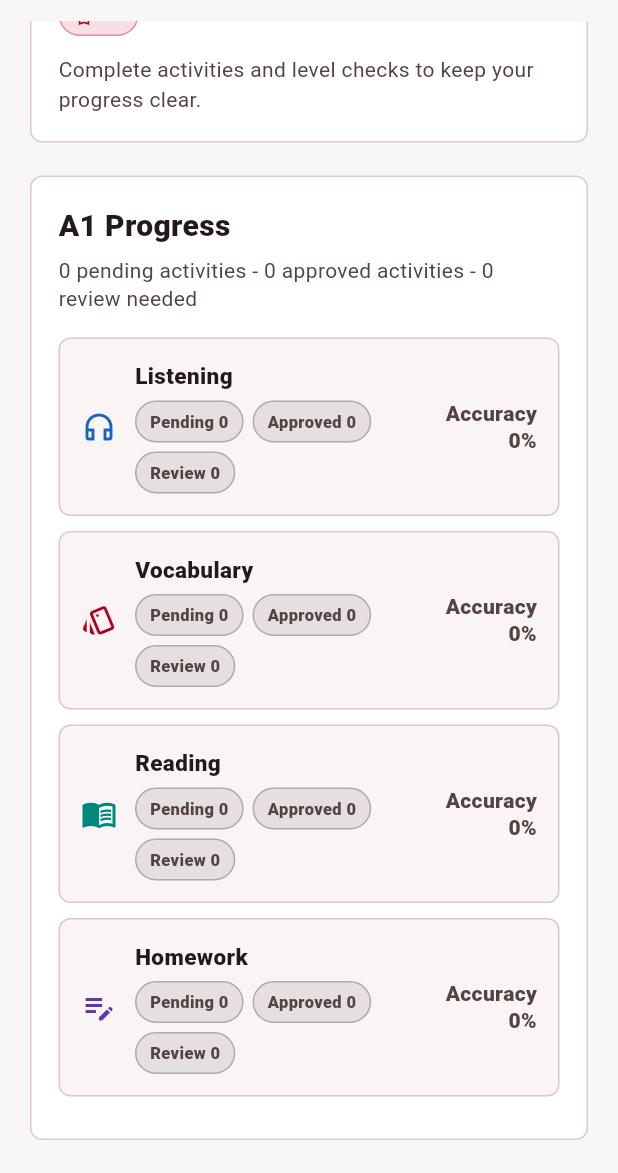
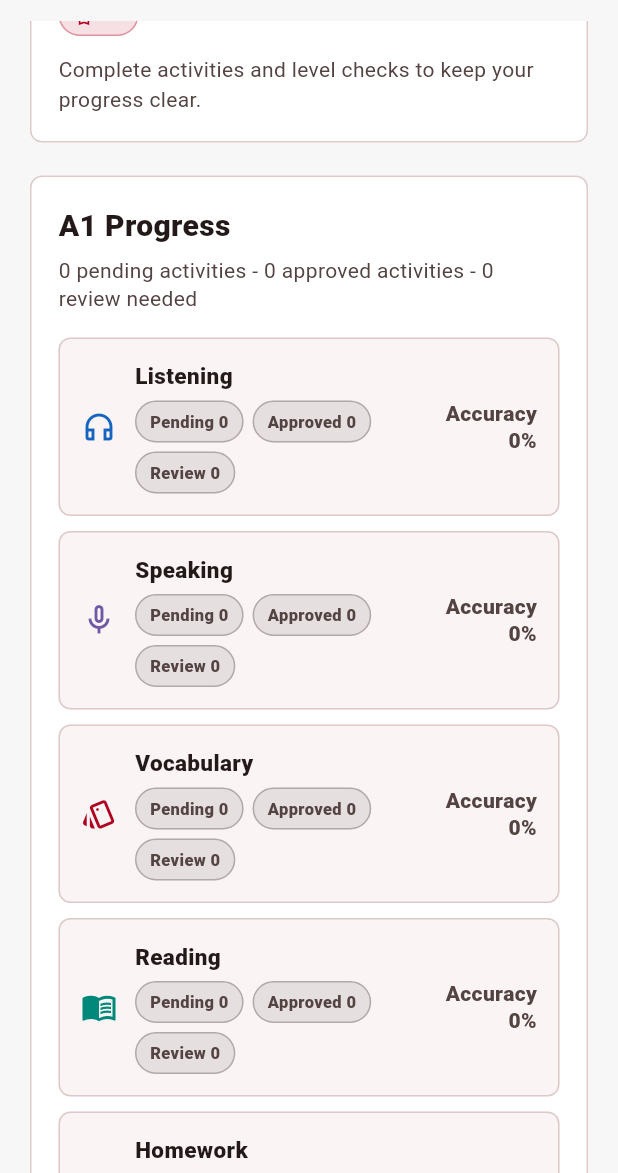
Before and after one commit to vitormendonca/speaknation_app, a Flutter app: the StudentProfileScreen screen opened directly, scrolled down 576 dp, after a tap on the "refresh" icon, on a phone screen of 412 x 824 dp, the part 63-1236 px from its top. Run offline on Flutter 3.47's test engine with Material 3 defaults, Android fonts, the phone set to English and light mode, and no system bars; our stand-ins replace audioplayers, shared_preferences, supabase_flutter; accounts and stored records are empty; Roboto replaces fonts that are missing (Arial).

Commit message:
Add speaking assigned activity flow

```diff
--- a/lib/screens/student/student_profile_screen.dart
+++ b/lib/screens/student/student_profile_screen.dart
@@ -21,21 +21,25 @@ class _StudentProfileScreenState extends State<StudentProfileScreen> {
   String studentLevel = 'A1';
 
   int listeningCompleted = 0;
+  int speakingCompleted = 0;
   int vocabularyCompleted = 0;
   int readingCompleted = 0;
   int homeworkCompleted = 0;
 
   int listeningPending = 0;
+  int speakingPending = 0;
   int vocabularyPending = 0;
   int readingPending = 0;
   int homeworkPending = 0;
 
   int listeningReviewNeeded = 0;
+  int speakingReviewNeeded = 0;
   int vocabularyReviewNeeded = 0;
   int readingReviewNeeded = 0;
   int homeworkReviewNeeded = 0;
 
   int listeningAverage = 0;
+  int speakingAverage = 0;
   int vocabularyAverage = 0;
   int readingAverage = 0;
   int homeworkAverage = 0;
@@ -63,16 +67,19 @@ class _StudentProfileScreenState extends State<StudentProfileScreen> {
     final averages = await StudentProgressService.getAverageScoresByCategory();
 
     int listeningPendingCount = 0;
+    int speakingPendingCount = 0;
     int vocabularyPendingCount = 0;
     int readingPendingCount = 0;
     int homeworkPendingCount = 0;
 
     int listeningCompletedCount = 0;
+    int speakingCompletedCount = 0;
     int vocabularyCompletedCount = 0;
     int readingCompletedCount = 0;
     int homeworkCompletedCount = 0;
 
     int listeningReviewNeededCount = 0;
+    int speakingReviewNeededCount = 0;
     int vocabularyReviewNeededCount = 0;
     int readingReviewNeededCount = 0;
     int homeworkReviewNeededCount = 0;
@@ -83,6 +90,8 @@ class _StudentProfileScreenState extends State<StudentProfileScreen> {
       if (activity.status == 'Pending') {
         if (category == 'listening') {
           listeningPendingCount++;
+        } else if (category == 'speaking') {
+          speakingPendingCount++;
         } else if (category == 'vocabulary') {
           vocabularyPendingCount++;
         } else if (category == 'reading') {
@@ -95,6 +104,8 @@ class _StudentProfileScreenState extends State<StudentProfileScreen> {
       if (activity.status == 'Completed' || activity.status == 'Reviewed') {
         if (category == 'listening') {
           listeningCompletedCount++;
+        } else if (category == 'speaking') {
+          speakingCompletedCount++;
         } else if (category == 'vocabulary') {
           vocabularyCompletedCount++;
         } else if (category == 'reading') {
@@ -107,6 +118,8 @@ class _StudentProfileScreenState extends State<StudentProfileScreen> {
       if (activity.status == 'Review Needed') {
         if (category == 'listening') {
           listeningReviewNeededCount++;
+        } else if (category == 'speaking') {
+          speakingReviewNeededCount++;
         } else if (category == 'vocabulary') {
           vocabularyReviewNeededCount++;
         } else if (category == 'reading') {
@@ -124,21 +137,25 @@ class _StudentProfileScreenState extends State<StudentProfileScreen> {
       studentLevel = currentStudentLevel;
 
       listeningPending = listeningPendingCount;
+      speakingPending = speakingPendingCount;
       vocabularyPending = vocabularyPendingCount;
       readingPending = readingPendingCount;
       homeworkPending = homeworkPendingCount;
 
       listeningCompleted = listeningCompletedCount;
+      speakingCompleted = speakingCompletedCount;
       vocabularyCompleted = vocabularyCompletedCount;
       readingCompleted = readingCompletedCount;
       homeworkCompleted = homeworkCompletedCount;
 
       listeningReviewNeeded = listeningReviewNeededCount;
+      speakingReviewNeeded = speakingReviewNeededCount;
       vocabularyReviewNeeded = vocabularyReviewNeededCount;
       readingReviewNeeded = readingReviewNeededCount;
       homeworkReviewNeeded = homeworkReviewNeededCount;
 
       listeningAverage = averages['listening'] ?? 0;
+      speakingAverage = averages['speaking'] ?? 0;
       vocabularyAverage = averages['vocabulary'] ?? 0;
       readingAverage = averages['reading'] ?? 0;
       homeworkAverage = averages['homework'] ?? 0;
@@ -193,15 +210,21 @@ class _StudentProfileScreenState extends State<StudentProfileScreen> {
   Widget build(BuildContext context) {
     final totalCompleted =
         listeningCompleted +
+        speakingCompleted +
         vocabularyCompleted +
         readingCompleted +
         homeworkCompleted;
 
     final totalPending =
-        listeningPending + vocabularyPending + readingPending + homeworkPending;
+        listeningPending +
+        speakingPending +
+        vocabularyPending +
+        readingPending +
+        homeworkPending;
 
     final totalReviewNeeded =
         listeningReviewNeeded +
+        speakingReviewNeeded +
         vocabularyReviewNeeded +
         readingReviewNeeded +
         homeworkReviewNeeded;
@@ -419,6 +442,16 @@ class _StudentProfileScreenState extends State<StudentProfileScreen> {
           ),
           progressRow(
             context: context,
+            icon: Icons.mic_none_outlined,
+            title: 'Speaking',
+            pending: speakingPending,
+            completed: speakingCompleted,
+            reviewNeeded: speakingReviewNeeded,
+            averageScore: speakingAverage,
+            color: AppTheme.accentPurple,
+          ),
+          progressRow(
+            context: context,
             icon: Icons.style_outlined,
             title: 'Vocabulary',
             pending: vocabularyPending,
--- a/lib/screens/teacher/teacher_assign_activity_screen.dart
+++ b/lib/screens/teacher/teacher_assign_activity_screen.dart
@@ -36,6 +36,7 @@ class _TeacherAssignActivityScreenState
     'All',
     'Homework',
     'Listening',
+    'Speaking',
     'Vocabulary',
     'Reading',
   ];
@@ -54,6 +55,13 @@ class _TeacherAssignActivityScreenState
       'type': 'Listening',
       'level': 'A1',
       'description': 'Listen to a short audio about a daily routine.',
+    },
+    {
+      'id': 'speaking_001',
+      'title': 'Personal Introduction Practice',
+      'type': 'Speaking',
+      'level': 'A1',
+      'description': 'Practice a short self-introduction for teacher review.',
     },
     {
       'id': 'vocabulary_a1_greetings',
@@ -88,6 +96,8 @@ class _TeacherAssignActivityScreenState
     switch (assignmentCategory) {
       case 'Listening':
         return 'listening';
+      case 'Speaking':
+        return 'speaking';
       case 'Vocabulary':
         return 'vocabulary';
       case 'Reading':
@@ -249,6 +259,8 @@ class _TeacherAssignActivityScreenState
     switch (type) {
       case 'Listening':
         return Icons.headphones_outlined;
+      case 'Speaking':
+        return Icons.mic_none_outlined;
       case 'Vocabulary':
         return Icons.style_outlined;
       case 'Homework':
@@ -264,6 +276,8 @@ class _TeacherAssignActivityScreenState
     switch (type) {
       case 'Listening':
         return AppTheme.info;
+      case 'Speaking':
+        return AppTheme.accentPurple;
       case 'Vocabulary':
         return AppTheme.brandRed;
       case 'Homework':
--- a/lib/screens/teacher/teacher_assigned_activities_screen.dart
+++ b/lib/screens/teacher/teacher_assigned_activities_screen.dart
@@ -59,6 +59,8 @@ class _TeacherAssignedActivitiesScreenState
     switch (category) {
       case 'Listening':
         return Icons.headphones_outlined;
+      case 'Speaking':
+        return Icons.mic_none_outlined;
       case 'Vocabulary':
         return Icons.style_outlined;
       case 'Homework':
```
Also changed, not shown: lib/data/speaking_data.dart (added, +21 -0 lines), lib/models/speaking_activity.dart (added, +21 -0 lines), lib/screens/speaking/speaking_activity_screen.dart (added, +301 -0 lines), lib/screens/student/student_assignments_screen.dart (+31 -0 lines), lib/screens/teacher/teacher_student_assigned_activities_screen.dart (+11 -2 lines), lib/services/student_progress_service.dart (+27 -20 lines).
